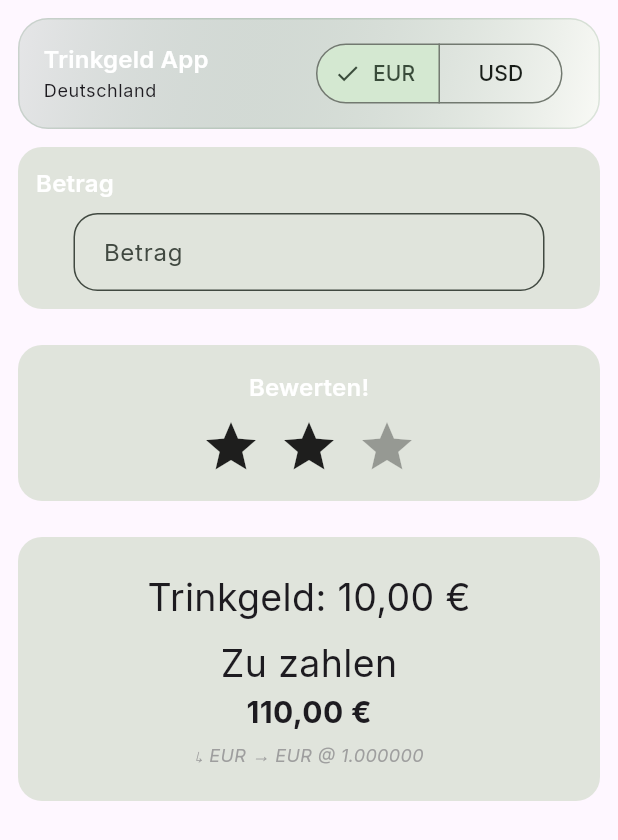
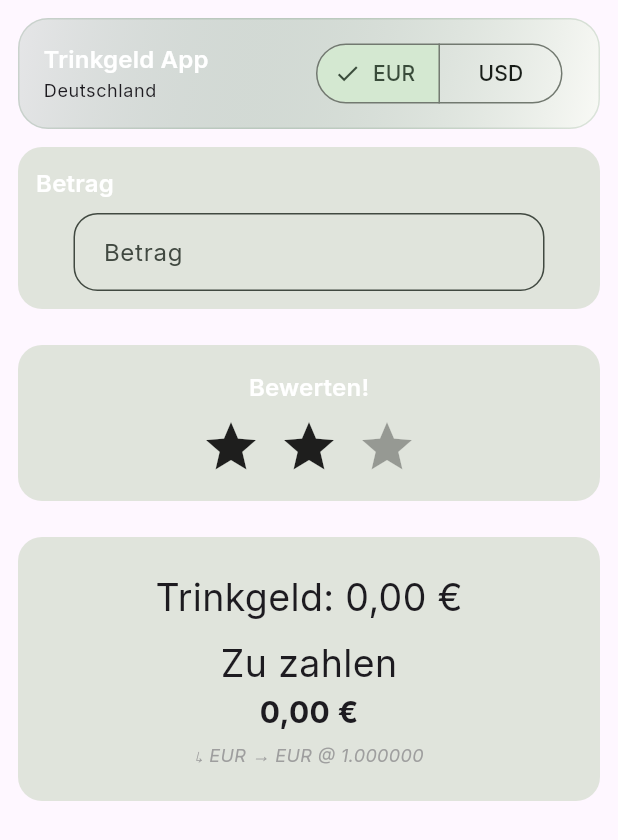
Before and after one commit to Isedin/trinkgeld_app, a Flutter app: the MyPageView screen opened directly, on a phone screen of 412 x 824 dp. Shown: the top 840 px of the screen. Run offline on Flutter 3.47's test engine with Material 3 defaults, Android fonts, the light colour scheme and no system bars; drawn by our look-alikes of flutter_rating_bar; our stand-ins replace email_validator, flutter_riverpod, google_fonts; missing offline and left inert: flutter_emoji.

Commit message:
Remove unused imports and commented code in InputSection; reset net value to 0 in AppstateProvider for clarity

```diff
--- a/lib/presentation/home_view/input_section.dart
+++ b/lib/presentation/home_view/input_section.dart
@@ -4,7 +4,6 @@ import 'package:flutter_rating_bar/flutter_rating_bar.dart';
 import 'package:flutter_riverpod/flutter_riverpod.dart';
 import 'package:trinkgeld_app/models/quality.dart';
 import 'package:trinkgeld_app/presentation/home_view/widgets/amounts_display.dart';
-import 'package:trinkgeld_app/presentation/home_view/widgets/currency_suffix.dart';
 import 'package:trinkgeld_app/presentation/home_view/widgets/currency_toggle.dart';
 import 'package:trinkgeld_app/presentation/home_view/widgets/my_text_field.dart';
 import 'package:trinkgeld_app/presentation/shared/header_card.dart';
@@ -23,14 +22,14 @@ class InputSection extends ConsumerWidget {
 
   @override
   Widget build(BuildContext context, WidgetRef ref) {
-    final mode = ref.watch(displayCurrencyModeProvider);
-    const borderMainSide = OutlineInputBorder(
-      borderRadius: BorderRadius.all(Radius.circular(30)),
-      borderSide: BorderSide(
-        width: 2.0,
-      ),
-    );
-    final parser = ref.watch(refEmojiParser);
+    // final mode = ref.watch(displayCurrencyModeProvider);
+    // const borderMainSide = OutlineInputBorder(
+    //   borderRadius: BorderRadius.all(Radius.circular(30)),
+    //   borderSide: BorderSide(
+    //     width: 2.0,
+    //   ),
+    // );
+    // final parser = ref.watch(refEmojiParser);
     final appstate = ref.watch(refAppState);
     final translate = appstate.selectedLanguage;
     final appstateProvider = ref.read(
--- a/lib/providers/appstate_provider.dart
+++ b/lib/providers/appstate_provider.dart
@@ -353,7 +353,7 @@ class AppstateProvider extends Notifier<Appstate> {
           currencyCode: 'JPY',
           locale: 'ja_JP')
     ],
-    net: 100,
+    net: 0,
     quality: Quality.mid,
     selectedCountry: '1',
     darkMode: false,
```
